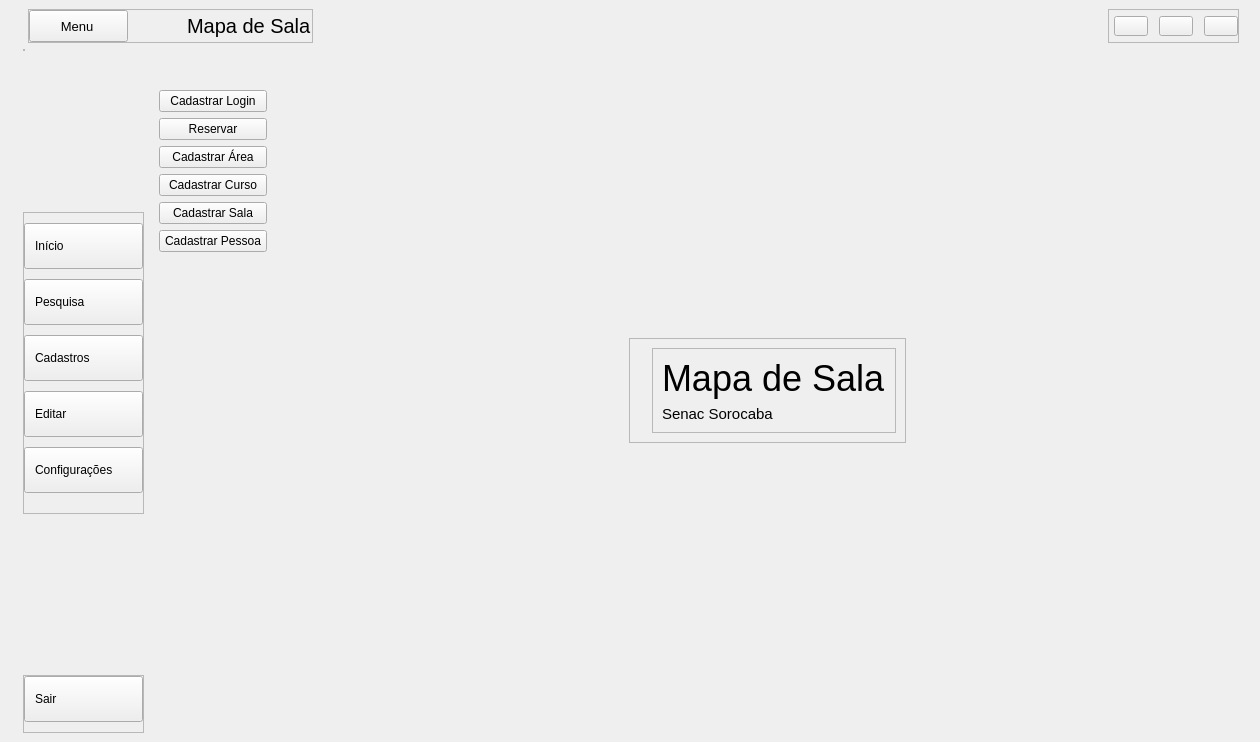
Before: the Qt Designer form App/view/ui/home.ui in Senac-SOR-ADS/Mapa-de-Sala, drawn with Qt 5.
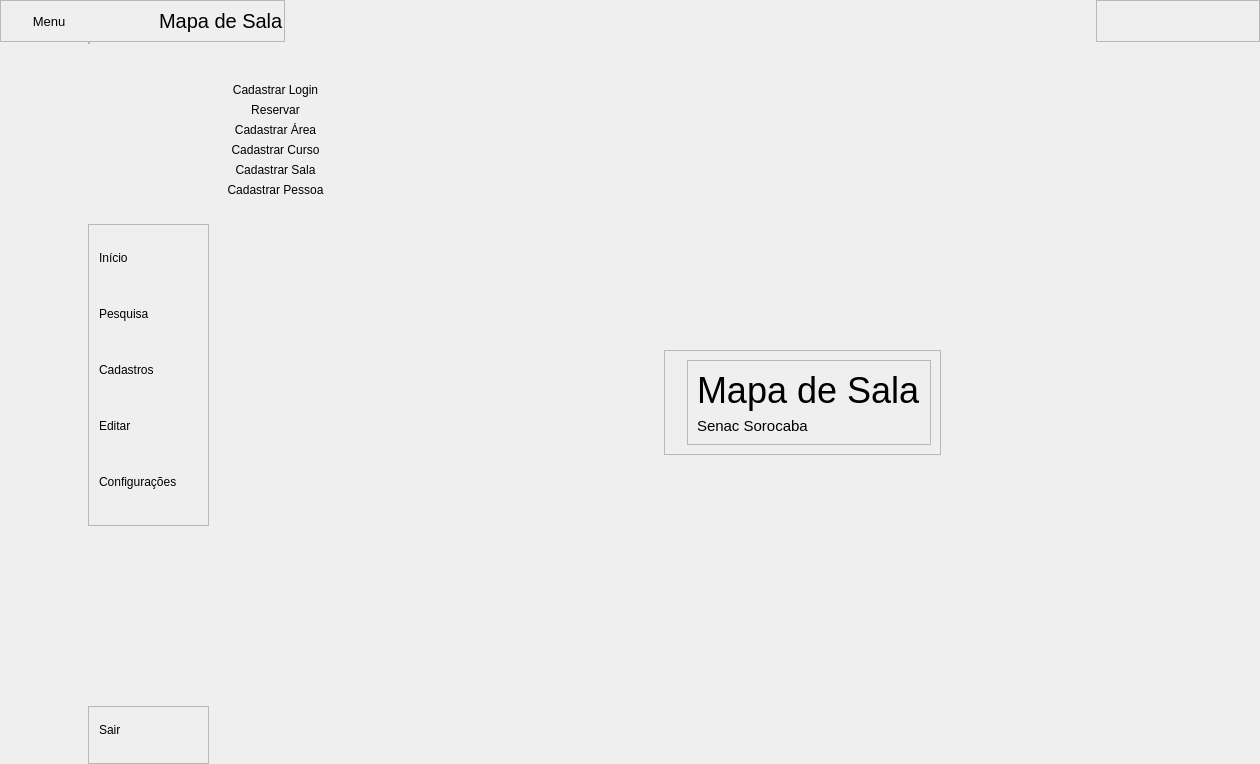
After: the same form once the commit is applied. Icons and pictures are not drawn.

Commit message:
arrumando tabulação e adicionando um menu simplificado (#102)
* colocando menu mais detalhado na home

* correção do sub menu alinhado pra cima agr

* mudando icones

mudando icones conforme as atividades na aplicação, tipo mecher no menu ou minimizar e maximizar, etc

* arrumando algumas coisas so e os icones

* colocando menu simplificado e arrumando tabs

fiz um menu novo só com icones agr e arrumei o problema dos tabs tmb, alem de agr os botões ficarem clicados quando escolhem um deles

What changed in the file:
```diff
--- a/App/view/ui/home.ui
+++ b/App/view/ui/home.ui
@@ -7,7 +7,7 @@
     <x>0</x>
     <y>0</y>
     <width>1260</width>
-    <height>742</height>
+    <height>764</height>
    </rect>
   </property>
   <property name="windowTitle">
@@ -22,6 +22,48 @@
 	margin-bottom-left-radius: 10px;
 }
 
+#btnFecharPagina:hover {
+	background-color: #E81123;
+	color: #FFF;
+	icon: url(&quot;App/view/ui/icones/closeBranco.png&quot;);
+}
+
+#suMenuLateral QPushButton {
+	border-radius: 10px;
+}
+
+#frameBtns QPushButton {
+	border-top-left-radius: 10px;
+	border-bottom-left-radius: 10px;
+}
+
+#menuSimples QPushButton {
+	border-radius: 10px;
+}
+
+
+QPushButton:hover{
+	background-color: skyblue;
+}
+
+QPushButton:focus{
+	background-color: skyblue;
+}
+
+#btnTelaCheia:hover {
+	background-color: #ccc;
+	color: #FFF;
+}
+
+#btnMinimizar:hover {
+	background-color: #ccc;
+	color: #FFF;
+}
+
+QPushButton {
+	border: none;
+}
+
 #MenuLateral #subMenuLateral QPushButton {
 	margin: 0;
 	padding: 0;
@@ -30,11 +72,6 @@
 	border: none;
 }
 
-
-#btnsJanela QPushButton {
-	margin-left: 5px;
-}
-
 #btnMenu, #btnSair {
 	padding:10px;
 }
@@ -79,6 +116,21 @@
        </sizepolicy>
       </property>
       <layout class="QVBoxLayout" name="verticalLayout_6">
+       <property name="spacing">
+        <number>0</number>
+       </property>
+       <property name="leftMargin">
+        <number>0</number>
+       </property>
+       <property name="topMargin">
+        <number>0</number>
+       </property>
+       <property name="rightMargin">
+        <number>0</number>
+       </property>
+       <property name="bottomMargin">
+        <number>0</number>
+       </property>
        <item>
         <widget class="QWidget" name="cabecalho" native="true">
          <property name="sizePolicy">
@@ -89,13 +141,13 @@
          </property>
          <layout class="QHBoxLayout" name="horizontalLayout_2">
           <property name="leftMargin">
-           <number>19</number>
+           <number>0</number>
           </property>
           <property name="topMargin">
            <number>0</number>
           </property>
           <property name="rightMargin">
-           <number>12</number>
+           <number>0</number>
           </property>
           <property name="bottomMargin">
            <number>0</number>
@@ -219,6 +271,9 @@
              <enum>QFrame::Raised</enum>
             </property>
             <layout class="QHBoxLayout" name="horizontalLayout_3">
+             <property name="spacing">
+              <number>6</number>
+             </property>
              <property name="leftMargin">
               <number>0</number>
              </property>
@@ -235,8 +290,8 @@
               <widget class="QPushButton" name="btnMinimizar">
                <property name="minimumSize">
                 <size>
-                 <width>20</width>
-                 <height>20</height>
+                 <width>50</width>
+                 <height>40</height>
                 </size>
                </property>
                <property name="cursor">
@@ -261,8 +316,8 @@
               <widget class="QPushButton" name="btnTelaCheia">
                <property name="minimumSize">
                 <size>
-                 <width>20</width>
-                 <height>20</height>
+                 <width>50</width>
+                 <height>40</height>
                 </size>
                </property>
                <property name="cursor">
@@ -287,8 +342,8 @@
               <widget class="QPushButton" name="btnFecharPagina">
                <property name="minimumSize">
                 <size>
-                 <width>20</width>
-                 <height>20</height>
+                 <width>50</width>
+                 <height>40</height>
                 </size>
                </property>
                <property name="sizeIncrement">
@@ -297,6 +352,11 @@
                  <height>0</height>
                 </size>
                </property>
+               <property name="font">
+                <font>
+                 <pointsize>8</pointsize>
+                </font>
+               </property>
                <property name="cursor">
                 <cursorShape>PointingHandCursor</cursorShape>
                </property>
@@ -311,7 +371,8 @@
                </property>
                <property name="icon">
                 <iconset>
-                 <normaloff>icones/close_24dp_000000_FILL0_wght400_GRAD0_opsz24.png</normaloff>icones/close_24dp_000000_FILL0_wght400_GRAD0_opsz24.png</iconset>
+                 <normaloff>icones/close_24dp_000000_FILL0_wght400_GRAD0_opsz24.png</normaloff>
+                 <normalon>icones/close_24dp_000000_FILL0_wght400_GRAD0_opsz24.png</normalon>icones/close_24dp_000000_FILL0_wght400_GRAD0_opsz24.png</iconset>
                </property>
                <property name="iconSize">
                 <size>
@@ -372,6 +433,181 @@
              <property name="bottomMargin">
               <number>0</number>
              </property>
+             <item alignment="Qt::AlignVCenter">
+              <widget class="QWidget" name="menuSimples" native="true">
+               <layout class="QVBoxLayout" name="verticalLayout_11">
+                <item alignment="Qt::AlignHCenter|Qt::AlignVCenter">
+                 <widget class="QPushButton" name="btnHome">
+                  <property name="minimumSize">
+                   <size>
+                    <width>50</width>
+                    <height>50</height>
+                   </size>
+                  </property>
+                  <property name="cursor">
+                   <cursorShape>PointingHandCursor</cursorShape>
+                  </property>
+                  <property name="text">
+                   <string/>
+                  </property>
+                  <property name="icon">
+                   <iconset>
+                    <normaloff>icones/home-regular-24.png</normaloff>icones/home-regular-24.png</iconset>
+                  </property>
+                  <property name="iconSize">
+                   <size>
+                    <width>24</width>
+                    <height>24</height>
+                   </size>
+                  </property>
+                 </widget>
+                </item>
+                <item alignment="Qt::AlignHCenter|Qt::AlignVCenter">
+                 <widget class="QPushButton" name="btnBusca">
+                  <property name="minimumSize">
+                   <size>
+                    <width>50</width>
+                    <height>50</height>
+                   </size>
+                  </property>
+                  <property name="cursor">
+                   <cursorShape>PointingHandCursor</cursorShape>
+                  </property>
+                  <property name="text">
+                   <string/>
+                  </property>
+                  <property name="icon">
+                   <iconset>
+                    <normaloff>icones/search_24dp_000000_FILL0_wght400_GRAD0_opsz24.png</normaloff>icones/search_24dp_000000_FILL0_wght400_GRAD0_opsz24.png</iconset>
+                  </property>
+                  <property name="iconSize">
+                   <size>
+                    <width>24</width>
+                    <height>24</height>
+                   </size>
+                  </property>
+                 </widget>
+                </item>
+                <item alignment="Qt::AlignHCenter|Qt::AlignVCenter">
+                 <widget class="QPushButton" name="btnPessoas">
+                  <property name="minimumSize">
+                   <size>
+                    <width>50</width>
+                    <height>50</height>
+                   </size>
+                  </property>
+                  <property name="cursor">
+                   <cursorShape>PointingHandCursor</cursorShape>
+                  </property>
+                  <property name="text">
+                   <string/>
+                  </property>
+                  <property name="icon">
+                   <iconset>
+                    <normaloff>icones/person_24dp_000000_FILL0_wght400_GRAD0_opsz24.png</normaloff>icones/person_24dp_000000_FILL0_wght400_GRAD0_opsz24.png</iconset>
+                  </property>
+                  <property name="iconSize">
+                   <size>
+                    <width>24</width>
+                    <height>24</height>
+                   </size>
+                  </property>
+                 </widget>
+                </item>
+                <item alignment="Qt::AlignHCenter|Qt::AlignVCenter">
+                 <widget class="QPushButton" name="btnEditarSimples">
+                  <property name="minimumSize">
+                   <size>
+                    <width>50</width>
+                    <height>50</height>
+                   </size>
+                  </property>
+                  <property name="cursor">
+                   <cursorShape>PointingHandCursor</cursorShape>
+                  </property>
+                  <property name="text">
+                   <string/>
+                  </property>
+                  <property name="icon">
+                   <iconset>
+                    <normaloff>icones/edit_square_24dp_000000_FILL0_wght400_GRAD0_opsz24.png</normaloff>icones/edit_square_24dp_000000_FILL0_wght400_GRAD0_opsz24.png</iconset>
+                  </property>
+                  <property name="iconSize">
+                   <size>
+                    <width>24</width>
+                    <height>24</height>
+                   </size>
+                  </property>
+                 </widget>
+                </item>
+                <item alignment="Qt::AlignHCenter|Qt::AlignVCenter">
+                 <widget class="QPushButton" name="btnConfig">
+                  <property name="minimumSize">
+                   <size>
+                    <width>50</width>
+                    <height>50</height>
+                   </size>
+                  </property>
+                  <property name="cursor">
+                   <cursorShape>PointingHandCursor</cursorShape>
+                  </property>
+                  <property name="text">
+                   <string/>
+                  </property>
+                  <property name="icon">
+                   <iconset>
+                    <normaloff>icones/cog-regular-24.png</normaloff>icones/cog-regular-24.png</iconset>
+                  </property>
+                  <property name="iconSize">
+                   <size>
+                    <width>24</width>
+                    <height>24</height>
+                   </size>
+                  </property>
+                 </widget>
+                </item>
+                <item>
+                 <spacer name="verticalSpacer_3">
+                  <property name="orientation">
+                   <enum>Qt::Vertical</enum>
+                  </property>
+                  <property name="sizeHint" stdset="0">
+                   <size>
+                    <width>20</width>
+                    <height>40</height>
+                   </size>
+                  </property>
+                 </spacer>
+                </item>
+                <item alignment="Qt::AlignHCenter|Qt::AlignVCenter">
+                 <widget class="QPushButton" name="btnSairSimples">
+                  <property name="minimumSize">
+                   <size>
+                    <width>50</width>
+                    <height>50</height>
+                   </size>
+                  </property>
+                  <property name="cursor">
+                   <cursorShape>PointingHandCursor</cursorShape>
+                  </property>
+                  <property name="text">
+                   <string/>
+                  </property>
+                  <property name="icon">
+                   <iconset>
+                    <normaloff>icones/exit-regular-24.png</normaloff>icones/exit-regular-24.png</iconset>
+                  </property>
+                  <property name="iconSize">
+                   <size>
+                    <width>24</width>
+                    <height>24</height>
+                   </size>
+                  </property>
+                 </widget>
+                </item>
+               </layout>
+              </widget>
+             </item>
              <item>
               <widget class="QWidget" name="subMenuLateral" native="true">
                <property name="styleSheet">
@@ -434,7 +670,7 @@
                  </spacer>
                 </item>
                 <item alignment="Qt::AlignLeft|Qt::AlignTop">
-                 <widget class="QFrame" name="frame">
+                 <widget class="QFrame" name="frameBtns">
                   <property name="sizePolicy">
                    <sizepolicy hsizetype="Preferred" vsizetype="Expanding">
                     <horstretch>0</horstretch>
```
Left out of the diff: 30 changed lines with no effect on the pictures. The commit also changes 9 other files.
